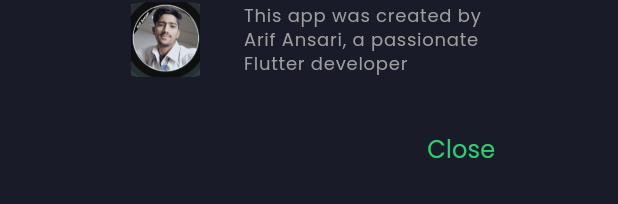
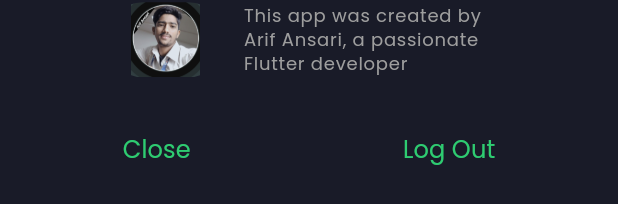
Before and after one commit to Arif0388/hello_news_app__in_flutter, a Flutter app: the DeveloperInfoDialog widget shown alone on an empty page, opened directly, on a phone screen of 412 x 824 dp. Shown: the part 552-756 px from the top of the screen. Run offline on Flutter 3.47's test engine with Material 3 defaults, Android fonts, the phone set to English and light mode, and no system bars; our stand-ins replace cached_network_image, carousel_slider, firebase_auth, firebase_core, flutter_signin_button, fluttertoast and 3 more; missing offline and left inert: pretty_animated_buttons; accounts and stored records are empty; generated files the repository leaves out were written again; network calls fail.

```diff
--- a/lib/Pages/HomePage/widget/developer_widget.dart
+++ b/lib/Pages/HomePage/widget/developer_widget.dart
@@ -2,12 +2,14 @@
 import 'package:flutter/material.dart';
 import 'package:get/get.dart';
 import 'package:newsapplication/Config/assets_path.dart';
+import 'package:newsapplication/Pages/Controller/auth_controller.dart';
 
 class DeveloperInfoDialog extends StatelessWidget {
   const DeveloperInfoDialog({super.key});
 
   @override
   Widget build(BuildContext context) {
+    AuthController authController = Get.put(AuthController());
     return AlertDialog(
       title: const Text('About the Developer'),
       content:Row(
@@ -26,12 +28,22 @@ class DeveloperInfoDialog extends StatelessWidget {
         ],
       ),
       actions: [
+        Row(
+          mainAxisAlignment:MainAxisAlignment.spaceBetween,
+          children: [
           TextButton(
             child: const Text('Close'),
             onPressed: () {
               Get.back();
             },
           ),
+          TextButton(
+            child: const Text('Log Out'),
+            onPressed: () {
+             authController.signOut();
+            },
+          ),
+        ],)
       ],
     );
   }
```
Lines whose indentation alone changed are shown as unchanged.
